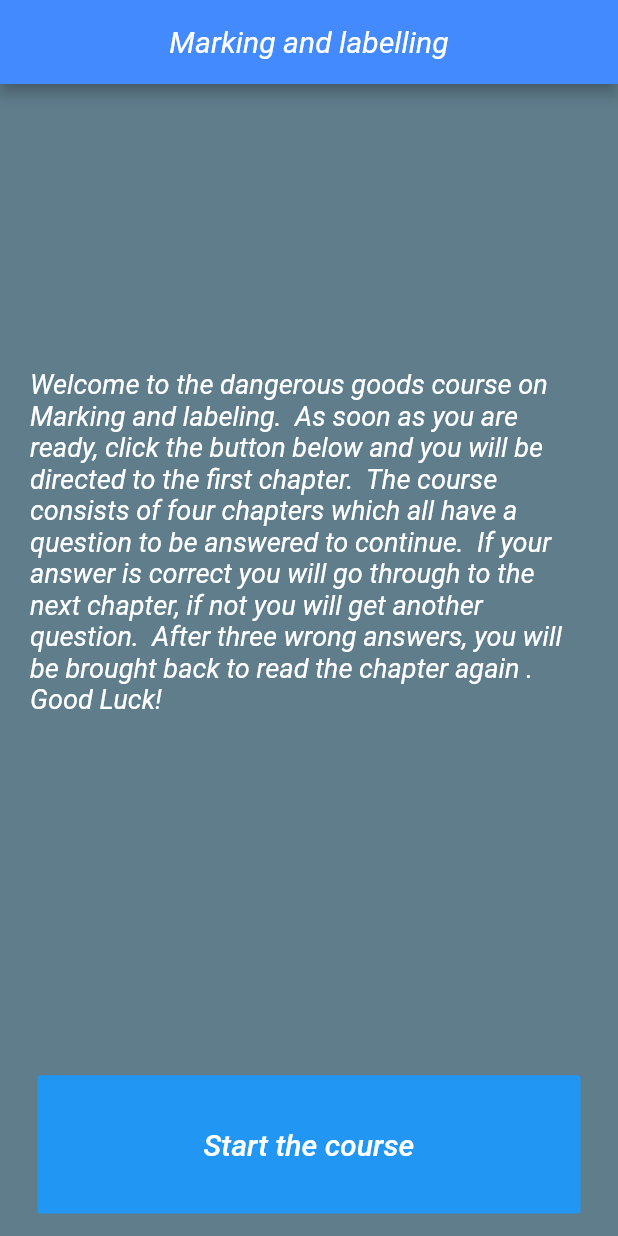
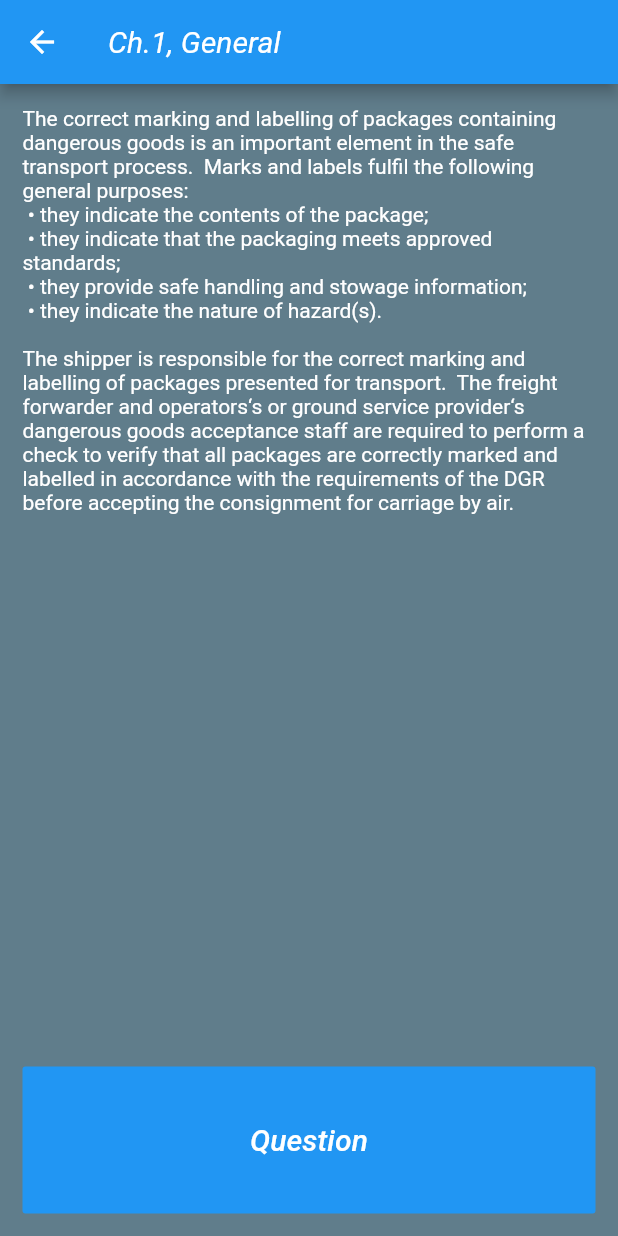
Before and after one commit to MarteinnG/dg_mini_course, a Flutter app: the screen it shows after launch, after a tap on "Start the course", on a phone screen of 412 x 824 dp. Run offline on Flutter 3.47's test engine with Material 2 defaults, Android fonts, the phone set to English and light mode, and no system bars.

Commit message:
Fifth commit
New page created for the first chapter

```diff
--- /dev/null
+++ b/lib/constants.dart
@@ -0,0 +1,27 @@
+import 'package:flutter/cupertino.dart';
+
+const frontpageTextStyle = TextStyle(
+  fontStyle: FontStyle.italic,
+  fontSize: 20.0,
+);
+
+const welcomeText = '''Welcome to the dangerous goods course on Marking and labeling.
+As soon as you are ready, click the button below and you will be directed to the first chapter.
+The course consists of four chapters which all have a question to be answered to continue.
+If your answer is correct you will go through to the next chapter, if not you will get another question.
+After three wrong answers, you will be brought back to read the chapter again.
+Good Luck!''';
+
+const general = '''The correct marking and labelling of packages containing dangerous goods is an important element in the safe transport process.  Marks and labels fulfil the following general purposes:
+ •	they indicate the contents of the package;
+ •	they indicate that the packaging meets approved standards;
+ •	they provide safe handling and stowage information;
+ •	they indicate the nature of hazard(s).
+
+The shipper is responsible for the correct marking and labelling of packages presented for transport.  The freight forwarder and operators‘s or ground service provider‘s dangerous goods acceptance staff are required to perform a check to verify that all packages are correctly marked and labelled in accordance with the requirements of the DGR before accepting the consignment for carriage by air.''';
+
+const marking = '''''';
+
+const labelling = '''''';
+
+const hazardAndHandlingLabels = '''''';
--- a/lib/course_brain.dart
+++ b/lib/course_brain.dart
@@ -2,15 +2,15 @@ import 'question_bank.dart';
 import 'course_material.dart';
 
 class CourseBrain {
-  List<CourseMaterial> get _material => [
-    CourseMaterial(
-        ch1General: 'Once upon a time was a gentleman who wanted to carry a DG by air',
-        ch2Marking: '',
-        ch3Labelling: '',
-        ch4Xxx: ''),
-  ];
+  //List<CourseMaterial> get _material => [
+    //CourseMaterial(
+      //  ch1General: 'Once upon a time was a gentleman who wanted to carry a DG by air',
+        //ch2Marking: '',
+        //ch3Labelling: '',
+        //ch4Xxx: ''),
+  //];
 
-  final List<QuestionBank> questions_answers = [
+  List<QuestionBank> questions_answers = [
     //Chapter 1 – General
     QuestionBank(
       question1: 'Who is responsible for correct marking and labelling of packages presented for transport?',
--- /dev/null
+++ b/lib/general_chapter1.dart
@@ -0,0 +1,57 @@
+import 'package:dg_mini_course/constants.dart';
+import 'package:flutter/material.dart';
+import 'question_bank.dart';
+import 'course_brain.dart';
+
+class General extends StatelessWidget {
+  @override
+  Widget build(BuildContext context) {
+    return Scaffold(
+      appBar: AppBar(
+        titleTextStyle: frontpageTextStyle,
+        title: Text(
+          'Ch.1, General',
+        ),
+      ),
+      backgroundColor: Colors.blueGrey,
+      body: SafeArea(
+        child: Column(
+          crossAxisAlignment: CrossAxisAlignment.stretch,
+          children: [
+            Expanded(
+              flex: 5,
+                child: Padding(
+                  padding: EdgeInsets.all(15.0),
+                  child: Text(
+                    general,
+                    style: TextStyle(
+                      fontSize: 14.0,
+                      color: Colors.white,
+                    ),
+                  ),
+                ),
+            ),
+            Expanded(
+              child: Padding(
+                padding: EdgeInsets.all(15.0),
+                child: GestureDetector(
+                  child: FlatButton(
+                    textColor: Colors.white,
+                    color: Colors.blue,
+                    child: Text(
+                      'Question',
+                      style: frontpageTextStyle,
+                    ),
+                    onPressed: () {
+                      print('question 1');
+                    },
+                  ),
+                ),
+              ),
+            ),
+          ],
+        ),
+      ),
+    );
+  }
+}
--- a/lib/main.dart
+++ b/lib/main.dart
@@ -1,5 +1,8 @@
+import 'package:dg_mini_course/constants.dart';
 import 'package:dg_mini_course/course_brain.dart';
 import 'package:flutter/material.dart';
+import 'general_chapter1.dart';
+import 'constants.dart';
 
 CourseBrain courseBrain = CourseBrain();
 
@@ -10,15 +13,15 @@ class MiniCourse extends StatelessWidget {
   Widget build(BuildContext context) {
     return MaterialApp(
       home: Scaffold(
+        backgroundColor: Colors.blueGrey,
         appBar: AppBar(
-          backgroundColor: Colors.blueAccent,
-          title: Center(child: Text('Marking and labelling')),
-          titleTextStyle: TextStyle(
-            fontSize: 20.0,
-            fontStyle: FontStyle.italic,
+          backgroundColor: Colors.blue,
+          title: Center(
+            child: Text('Marking and labelling',
+            style: frontpageTextStyle,
             ),
           ),
-        backgroundColor: Colors.blueGrey,
+        ),
         body: SafeArea(
           child: Padding(
             padding: EdgeInsets.symmetric(horizontal: 10.0),
@@ -47,7 +50,7 @@ class _CoursePageState extends State<CoursePage> {
             padding: EdgeInsets.all(10.0),
             child: Center(
               child: Text(
-                '''Welcome to the dangerous goods course on Marking and labeling.  As soon as you are ready, click the button below and you will be directed to the first chapter.  The course consists of four chapters which all have a question to be answered to continue.  If your answer is correct you will go through to the next chapter, if not you will get another question.  After three wrong answers, you will be brought back to read the chapter again .  Good Luck!''',
+                welcomeText,
                 textAlign: TextAlign.left,
                 style: TextStyle(
                   fontStyle: FontStyle.italic,
@@ -64,20 +67,18 @@ class _CoursePageState extends State<CoursePage> {
         Expanded(
           child: Padding(
             padding: EdgeInsets.all(15.0),
+            child: GestureDetector(
               child: FlatButton(
                 textColor: Colors.white,
                 color: Colors.blue,
                 child: Text(
                   'Start the course',
-                style: TextStyle(
-                  color: Colors.white,
-                  fontSize: 20.0,
-                  fontStyle: FontStyle.italic,
-                ),
+                  style: frontpageTextStyle,
                 ),
                 onPressed: () {
-                print('Going to the first chapter');
+                  Navigator.push(context, MaterialPageRoute(builder: (context) => General()));
                 },
+              ),
             ),
           ),
         ),
```
Also changed, not shown: 1 other file. Lines whose indentation alone changed are shown as unchanged.
